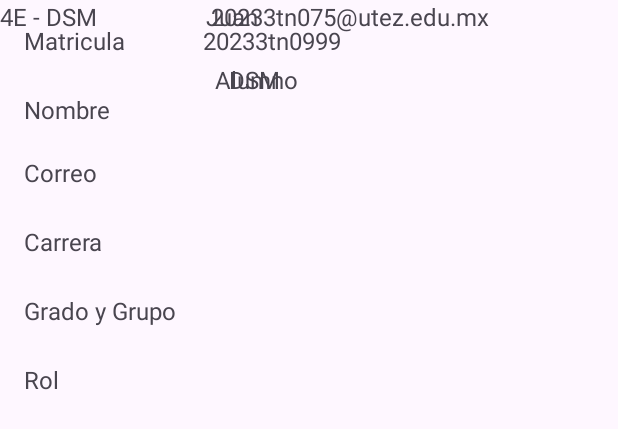
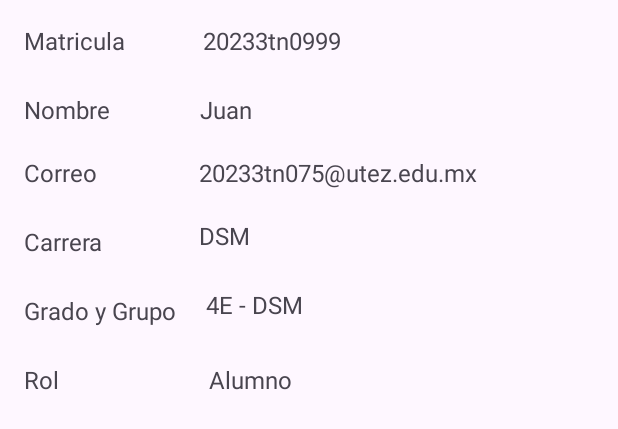
Before and after one commit to El-Actor-Alan-Versions/IntegradoraAndroid, an Android app: the layout layout_usuario.xml on its own in the app's theme, with its tools: preview values and no code run, on a phone screen of 412 x 824 dp. Shown: the top 429 px of the screen. Run offline under Robolectric (Android 15) with nearby library versions, the phone set to English and light mode, and no system bars.

Commit message:
Correcion del ajusto del Layout de usuario

```diff
--- a/app/src/main/res/layout/layout_usuario.xml
+++ b/app/src/main/res/layout/layout_usuario.xml
@@ -3,7 +3,7 @@
     xmlns:app="http://schemas.android.com/apk/res-auto"
     xmlns:tools="http://schemas.android.com/tools"
     android:layout_width="match_parent"
-    android:layout_height="match_parent">
+    android:layout_height="wrap_content">
 
     <TextView
         android:id="@+id/textView6"
@@ -50,17 +50,18 @@
         app:layout_constraintTop_toBottomOf="@+id/textView4" />
 
     <TextView
-        android:id="@+id/txtMatricula"
+        android:id="@+id/txtCorreo"
         android:layout_width="wrap_content"
         android:layout_height="wrap_content"
-        android:layout_marginStart="76dp"
+        android:layout_marginStart="68dp"
+        android:layout_marginTop="20dp"
         android:text="20233tn075@utez.edu.mx"
         android:textSize="16sp"
         app:layout_constraintStart_toEndOf="@+id/textView4"
-        tools:layout_editor_absoluteY="116dp" />
+        app:layout_constraintTop_toBottomOf="@+id/txtNombre" />
 
     <TextView
-        android:id="@+id/txtCorreo"
+        android:id="@+id/txtMatricula"
         android:layout_width="wrap_content"
         android:layout_height="wrap_content"
         android:layout_marginStart="52dp"
@@ -74,31 +75,34 @@
         android:id="@+id/txtNombre"
         android:layout_width="wrap_content"
         android:layout_height="wrap_content"
-        android:layout_marginStart="64dp"
+        android:layout_marginStart="60dp"
+        android:layout_marginTop="24dp"
         android:text="Juan"
         android:textSize="16sp"
         app:layout_constraintStart_toEndOf="@+id/textView3"
-        tools:layout_editor_absoluteY="62dp" />
+        app:layout_constraintTop_toBottomOf="@+id/txtMatricula" />
 
     <TextView
         android:id="@+id/txtCarrera"
         android:layout_width="wrap_content"
         android:layout_height="wrap_content"
-        android:layout_marginStart="84dp"
+        android:layout_marginStart="64dp"
         android:layout_marginTop="20dp"
         android:text="DSM"
         android:textSize="16sp"
         app:layout_constraintStart_toEndOf="@+id/textView8"
-        app:layout_constraintTop_toBottomOf="@+id/txtMatricula" />
+        app:layout_constraintTop_toBottomOf="@+id/txtCorreo" />
 
     <TextView
         android:id="@+id/txtGraadoG"
         android:layout_width="wrap_content"
         android:layout_height="wrap_content"
+        android:layout_marginStart="20dp"
+        android:layout_marginTop="24dp"
         android:text="4E - DSM"
         android:textSize="16sp"
-        tools:layout_editor_absoluteX="135dp"
-        tools:layout_editor_absoluteY="195dp" />
+        app:layout_constraintStart_toEndOf="@+id/textView10"
+        app:layout_constraintTop_toBottomOf="@+id/txtCarrera" />
 
     <TextView
         android:id="@+id/textView15"
@@ -115,8 +119,8 @@
         android:id="@+id/txtRol"
         android:layout_width="wrap_content"
         android:layout_height="wrap_content"
-        android:layout_marginStart="104dp"
-        android:layout_marginTop="20dp"
+        android:layout_marginStart="100dp"
+        android:layout_marginTop="28dp"
         android:text="Alumno"
         android:textSize="16sp"
         app:layout_constraintStart_toEndOf="@+id/textView15"
```
